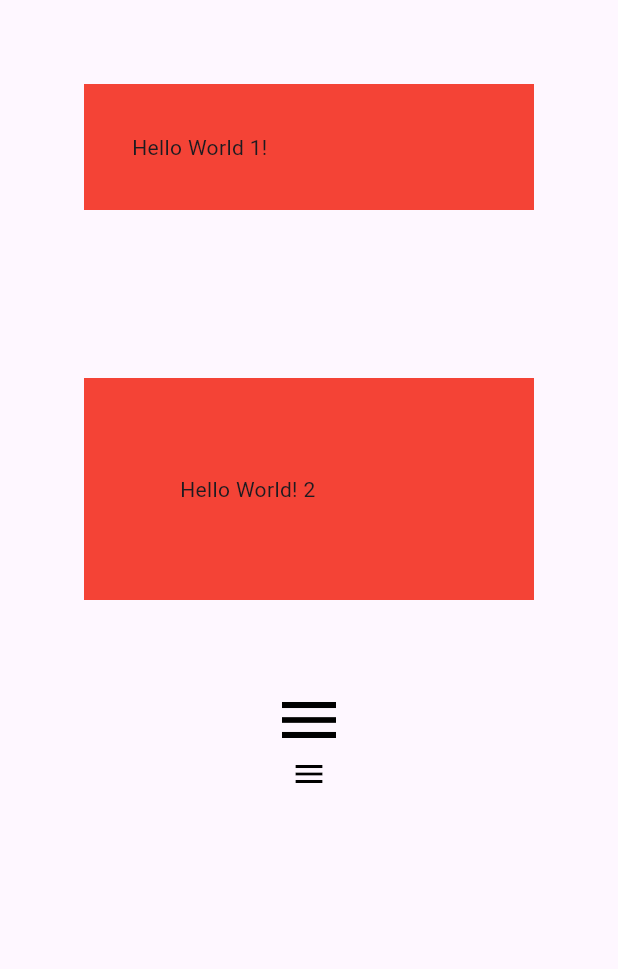
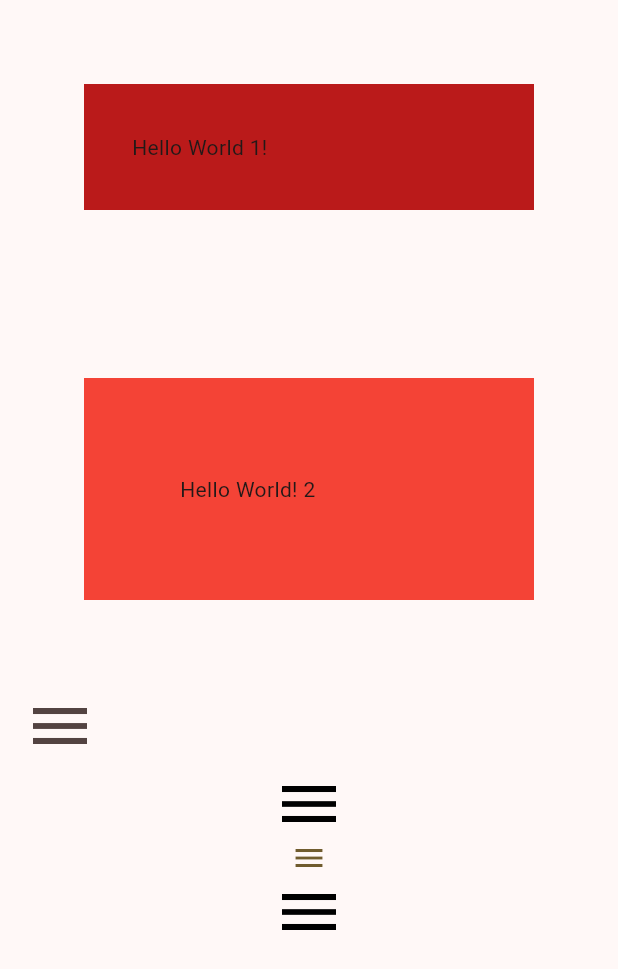
Before and after one commit to Fluttely/material_toolkit, a Flutter app: the screen it shows after launch, on a phone screen of 412 x 824 dp. Shown: the top 969 px of the screen. Run offline on Flutter 3.47's test engine with Material 3 defaults, Android fonts, the phone set to English and light mode, and no system bars; our stand-ins replace gap.

Commit message:
add XColor

```diff
--- a/example/lib/design/foundation/app_icon.dart
+++ b/example/lib/design/foundation/app_icon.dart
@@ -1,8 +1,14 @@
 import 'package:material_toolkit/material_toolkit.dart';
 
 class AppIcon extends XIcon {
-   AppIcon.homeLogo(
+  AppIcon.bottomNavigation(
     super.icon, {
     super.key,
-  }) : super.large();
+  }) : super(
+          size: XService.instance.metrics.iconSizes.large,
+        );
 }
+
+// extension Aasdsad on XIcon {
+//   XIcon homeLogo(icon) => XIcon.large(icon);
+// }
--- /dev/null
+++ b/example/lib/design/foundation/themedata.dart
@@ -0,0 +1,85 @@
+import 'package:material_toolkit/material_toolkit.dart';
+
+final ThemeData themeData = ThemeData(
+  colorScheme: ColorScheme(
+    // primaryColor: Cor principal usada no app, para widgets como AppBar.
+    primary: const Color(0xFF1E88E5), // Exemplo: Google Blue 600
+
+    // primaryColorDark: Variação mais escura da cor primária.
+    // primaryVariant: const Color(0xFF005CB2), // Exemplo: Google Blue 800
+
+    // accentColor: Cor de destaque para elementos interativos como botões.
+    secondary: const Color(0xFF00C853), // Exemplo: Google Green
+
+    // Não tinha equivalente direto: Variação da cor secundária/accent.
+    // secondaryVariant: const Color(0xFF009624), // Exemplo: Google Green 800
+
+    // cardColor: Cor de fundo para cards.
+    surface: Colors.white,
+
+    // scaffoldBackgroundColor: Cor de fundo do Scaffold.
+    background: const Color(0xFFE0E0E0), // Exemplo: Google Grey 300
+
+    // errorColor: Cor para indicar erros.
+    error: const Color(0xFFD32F2F), // Exemplo: Google Red
+
+    // Não tinha equivalente direto: Cor para texto/icones sobre primary.
+    onPrimary: Colors.white,
+
+    // Não tinha equivalente direto: Cor para texto/icones sobre secondary.
+    onSecondary: Colors.white,
+
+    // Geralmente relacionado a texto sobre fundos claros/escuros.
+    onSurface: Colors.black,
+
+    // Não tinha equivalente direto: Cor para texto/icones sobre background.
+    onBackground: Colors.black,
+
+    // Não tinha equivalente direto: Cor para texto/icones sobre erros.
+    onError: Colors.white,
+
+    // brightness: Configuração geral de tema claro/escuro.
+    brightness: Brightness.light,
+
+    // Não tinha equivalente direto: Cor para containers sobre primary.
+    onPrimaryContainer: const Color(0xFFBBDEFB), // Exemplo: Google Blue 100
+
+    // Não tinha equivalente direto: Cor para containers primários.
+    primaryContainer: const Color(0xFF1565C0), // Exemplo: Google Blue 700
+
+    // Não tinha equivalente direto: Cor para containers de erro.
+    errorContainer: const Color(0xFFF44336), // Exemplo: Google Red 500
+
+    // Não tinha equivalente direto: Cor inversa de primary.
+    inversePrimary: const Color(0xFFCDDC39), // Exemplo: Google Lime
+
+    // Não tinha equivalente direto: Cor inversa de surface.
+    inverseSurface: const Color(0xFF424242), // Exemplo: Google Grey 800
+
+    // Não tinha equivalente direto: Cor para texto/icones sobre containers de erro.
+    onErrorContainer: Colors.black,
+
+    // Não tinha equivalente direto: Cor para texto/icones sobre secondary containers.
+    onSecondaryContainer: const Color(0xFFA5D6A7), // Exemplo: Google Green 200
+
+    // Não tinha equivalente direto: Variação de cor para superfícies.
+    onSurfaceVariant: Colors.grey.shade500,
+
+    // Não tinha equivalente direto.
+    tertiary: const Color(0xFFFFC107), // Exemplo: Google Amber
+    onInverseSurface: Colors.white,
+    onTertiary: Colors.black,
+    onTertiaryContainer: const Color(0xFFFFECB3), // Exemplo: Google Amber 100
+    outline: const Color(0xFFBDBDBD), // Exemplo: Google Grey 400
+    outlineVariant: const Color(0xFF757575), // Exemplo: Google Grey 600
+    scrim: const Color(0xFF757575), // Exemplo: Google Grey 600
+    secondaryContainer: const Color(0xFF66BB6A), // Exemplo: Google Green 400
+    shadow: const Color(0xFFBDBDBD), // Exemplo: Google Grey 400
+    surfaceTint: const Color(0xFF1E88E5), // Exemplo: Google Blue 600
+    surfaceVariant: const Color(0xFFEEEEEE), // Exemplo: Google Grey 200
+    tertiaryContainer: const Color(0xFFFFD54F), // Exemplo: Google Amber 300
+
+    // Outras propriedades podem ser adicionadas conforme a necessidade do design do app.
+  ),
+  // ... outros ajustes de tema podem ser adicionados aqui
+);
--- a/example/lib/main.dart
+++ b/example/lib/main.dart
@@ -5,12 +5,13 @@ import 'package:material_toolkit/material_toolkit.dart';
 //   final XMetricsData metrics;
 // }
 
-final theme = ThemeData(
-  iconTheme: const IconThemeData(
-
-    size: 24.0,
-  ),
-);
+ThemeData theme(BuildContext context) => ThemeData(
+      colorScheme: ColorScheme.fromSeed(seedColor: Colors.red)
+          .copyWith(background: Colors.blue),
+      iconTheme: const IconThemeData(
+          // size: MaterialX.of(context).metrics.iconSizes.medium,
+          ),
+    );
 
 void main() {
   runApp(const MainApp());
@@ -22,11 +23,22 @@ class MainApp extends StatelessWidget {
   @override
   Widget build(BuildContext context) {
     return MaterialX(
-      theme: theme,
-      child: MaterialApp(
-        theme: theme,
-        home: const HomePage(),
-      ),
+      theme: theme(context),
+      child: const App(),
+    );
+  }
+}
+
+class App extends StatelessWidget {
+  const App({
+    super.key,
+  });
+
+  @override
+  Widget build(BuildContext context) {
+    return MaterialApp(
+      theme: theme(context),
+      home: const HomePage(),
     );
   }
 }
@@ -38,16 +50,18 @@ class HomePage extends StatelessWidget {
   Widget build(BuildContext context) {
     return Scaffold(
       body: ListView(children: [
-        AppCard(),
-        XCard(),
-        // AppListTile(),
+        const AppCard(),
+        const XCard(),
+        const AppListTile(),
         XIcon.large(
           Icons.menu,
         ),
         Icon(
           Icons.menu,
           size: 24,
+          color: XColor.tertiary(context),
         ),
+        AppIcon.bottomNavigation(Icons.menu),
       ]),
     );
   }
@@ -59,7 +73,7 @@ class AppListTile extends StatelessWidget {
   @override
   Widget build(BuildContext context) {
     return ListTile(
-      leading: AppIcon.homeLogo(
+      leading: AppIcon.bottomNavigation(
         Icons.menu,
       ),
     );
@@ -77,7 +91,7 @@ class AppCard extends StatelessWidget {
 
     return AppPadding.listTile(
       child: Container(
-        color: Colors.red,
+        color: XColor.error(context),
         margin: AppEdgeInsets.cardMargin(),
         padding: AppEdgeInsets.cardPadding(),
         child: AppText.ada('Hello World 1!'),
--- a/lib/presentation/presentation.dart
+++ b/lib/presentation/presentation.dart
@@ -2,6 +2,7 @@ export 'presenters/material_x.dart';
 export 'presenters/x_material_app.dart';
 export 'presenters/x_theme_data.dart';
 export 'ui/design/metrics/x_metrics_data.dart';
+export 'ui/design/tokens/x_color.dart';
 export 'ui/design/tokens/x_edge_insets.dart';
 export 'ui/design/tokens/x_gap.dart';
 export 'ui/design/tokens/x_icon.dart';
--- /dev/null
+++ b/lib/presentation/ui/design/tokens/x_color.dart
@@ -0,0 +1,98 @@
+import 'package:material_toolkit/material_toolkit.dart';
+
+class XColor extends Color {
+  XColor(super.data);
+
+  XColor.primary(BuildContext context)
+      : super(Theme.of(context).colorScheme.primary.value);
+
+  XColor.secondary(BuildContext context)
+      : super(Theme.of(context).colorScheme.secondary.value);
+
+  XColor.surface(BuildContext context)
+      : super(Theme.of(context).colorScheme.surface.value);
+
+  XColor.background(BuildContext context)
+      : super(Theme.of(context).colorScheme.background.value);
+
+  XColor.error(BuildContext context)
+      : super(Theme.of(context).colorScheme.error.value);
+
+  XColor.onPrimary(BuildContext context)
+      : super(Theme.of(context).colorScheme.onPrimary.value);
+
+  XColor.onSecondary(BuildContext context)
+      : super(Theme.of(context).colorScheme.onSecondary.value);
+
+  XColor.onSurface(BuildContext context)
+      : super(Theme.of(context).colorScheme.onSurface.value);
+
+  XColor.onBackground(BuildContext context)
+      : super(Theme.of(context).colorScheme.onBackground.value);
+
+  XColor.onError(BuildContext context)
+      : super(Theme.of(context).colorScheme.onError.value);
+
+  XColor.onPrimaryContainer(BuildContext context)
+      : super(Theme.of(context).colorScheme.onPrimaryContainer.value);
+
+  XColor.primaryContainer(BuildContext context)
+      : super(Theme.of(context).colorScheme.primaryContainer.value);
+
+  XColor.errorContainer(BuildContext context)
+      : super(Theme.of(context).colorScheme.errorContainer.value);
+
+  XColor.inversePrimary(BuildContext context)
+      : super(Theme.of(context).colorScheme.inversePrimary.value);
+
+  XColor.inverseSurface(BuildContext context)
+      : super(Theme.of(context).colorScheme.inverseSurface.value);
+
+  XColor.onErrorContainer(BuildContext context)
+      : super(Theme.of(context).colorScheme.onErrorContainer.value);
+
+  XColor.onSecondaryContainer(BuildContext context)
+      : super(Theme.of(context).colorScheme.onSecondaryContainer.value);
+
+  XColor.onSurfaceVariant(BuildContext context)
+      : super(Theme.of(context).colorScheme.onSurfaceVariant.value);
+
+  XColor.tertiary(BuildContext context)
+      : super(Theme.of(context).colorScheme.tertiary.value);
+
+  XColor.onInverseSurface(BuildContext context)
+      : super(Theme.of(context).colorScheme.onInverseSurface.value);
+
+  XColor.onTertiary(BuildContext context)
+      : super(Theme.of(context).colorScheme.onTertiary.value);
+
+  XColor.onTertiaryContainer(BuildContext context)
+      : super(Theme.of(context).colorScheme.onTertiaryContainer.value);
+
+  XColor.outline(BuildContext context)
+      : super(Theme.of(context).colorScheme.outline.value);
+
+  XColor.outlineVariant(BuildContext context)
+      : super(Theme.of(context).colorScheme.outlineVariant.value);
+
+  XColor.scrim(BuildContext context)
+      : super(Theme.of(context).colorScheme.scrim.value);
+
+  XColor.secondaryContainer(BuildContext context)
+      : super(Theme.of(context).colorScheme.secondaryContainer.value);
+
+  XColor.shadow(BuildContext context)
+      : super(Theme.of(context).colorScheme.shadow.value);
+
+  XColor.surfaceTint(BuildContext context)
+      : super(Theme.of(context).colorScheme.surfaceTint.value);
+
+  XColor.surfaceVariant(BuildContext context)
+      : super(Theme.of(context).colorScheme.surfaceVariant.value);
+
+  XColor.tertiaryContainer(BuildContext context)
+      : super(Theme.of(context).colorScheme.tertiaryContainer.value);
+
+  static Brightness brightness(BuildContext context) =>
+      Theme.of(context).colorScheme.brightness;
+}
```
